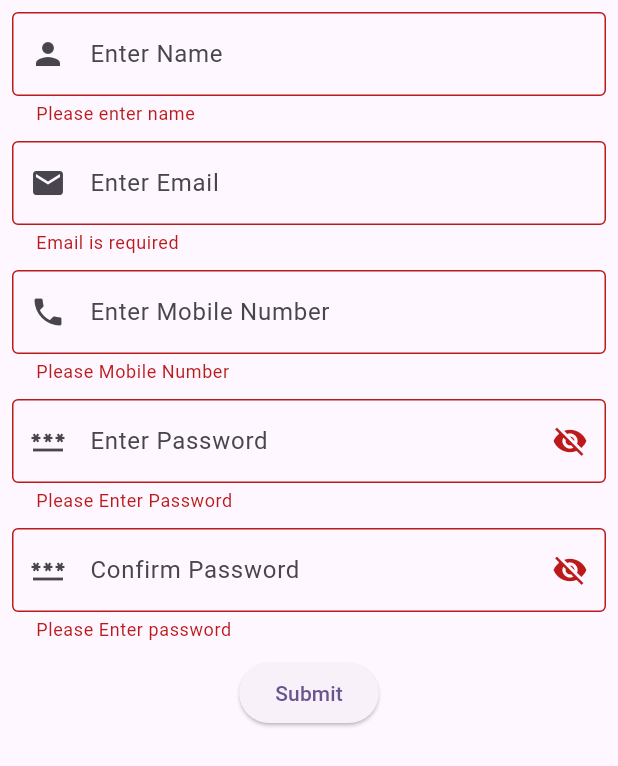
After one commit to nishiket04/Mobile-Training-Flutter-2025, a Flutter app: the TextFieldAndForm screen opened by its route, after a tap on "Submit", on a phone screen of 412 x 824 dp. The commit adds this screen. Shown: the top 766 px of the screen. Run offline on Flutter 3.47's test engine with Material 3 defaults, Android fonts, the phone set to English and light mode, and no system bars.

Commit message:
Text Field and Form task

```diff
--- a/lib/main.dart
+++ b/lib/main.dart
@@ -3,6 +3,7 @@ import 'package:flutter_task/Cupertino/cupertino_task.dart';
 import 'package:flutter_task/dialog_custom_widget/custom_widget_task.dart';
 import 'package:flutter_task/images_fonts/images_fonts_task.dart';
 import 'package:flutter_task/material_widget/material_widget.dart';
+import 'package:flutter_task/text_filed_form/text_field_form.dart';
 
 void main() {
   runApp(const MyApp());
@@ -26,6 +27,7 @@ class MyApp extends StatelessWidget {
         "/materialWidgetView": (context) => const MaterialWidget(),
         "/cupertinoView": (context) => const Cupertino(),
         "/customWidgetView": (context) => const CustomWidgetTask(),
+        "/textFiledAndFormView": (context) => const TextFieldAndForm(),
       },
     );
   }
@@ -86,6 +88,15 @@ class _MyHomePageState extends State<MyHomePage> {
                   backgroundColor: WidgetStatePropertyAll(Colors.cyan),
                 ),
               ),
+              TextButton(
+                onPressed: () {
+                  Navigator.pushNamed(context, '/textFiledAndFormView');
+                },
+                child: Text("Text Filed and Form Task", textAlign: TextAlign.center,style: TextStyle(color: Colors.black87),),
+                style: ButtonStyle(
+                  backgroundColor: WidgetStatePropertyAll(Colors.cyan),
+                ),
+              ),
             ],
           ),
         ),
--- /dev/null
+++ b/lib/text_filed_form/text_field_form.dart
@@ -0,0 +1,180 @@
+import 'package:flutter/material.dart';
+
+class TextFieldAndForm extends StatefulWidget {
+  const TextFieldAndForm({super.key});
+
+  @override
+  State<StatefulWidget> createState() => _TextFiledAndForm();
+}
+
+class _TextFiledAndForm extends State<TextFieldAndForm> {
+  final _formKey = GlobalKey<FormState>();
+  TextEditingController _emailController = TextEditingController();
+  TextEditingController _nameController = TextEditingController();
+  TextEditingController _numberController = TextEditingController();
+  TextEditingController _passwordController = TextEditingController();
+  bool _passwordVisible = false;
+  bool _confirmPasswordVisible = false;
+
+  @override
+  Widget build(BuildContext context) {
+    return SafeArea(
+      child: Scaffold(
+        body: Form(
+          key: _formKey,
+          child: Padding(
+            padding: const EdgeInsets.all(8.0),
+            child: Column(
+              spacing: 10,
+              children: <Widget>[
+                TextFormField(
+                  controller: _nameController,
+                  decoration: InputDecoration(
+                    border: OutlineInputBorder(),
+                    prefixIcon: Icon(Icons.person),
+                    hintText: "Enter Name",
+                  ),
+                  keyboardType: TextInputType.name,
+                  validator: (value) {
+                    if (value == null || value.isEmpty) {
+                      return 'Please enter name';
+                    } else if (!isNameValid(value)) {
+                      return "Please enter valid name";
+                    }
+
+                    return null;
+                  },
+                ),
+                TextFormField(
+                  controller: _emailController,
+                  keyboardType: TextInputType.emailAddress,
+                  decoration: InputDecoration(
+                    prefixIcon: Icon(Icons.email),
+                    border: OutlineInputBorder(),
+                    hintText: "Enter Email",
+                  ),
+                  validator: (value) {
+                    if (value == null || value.isEmpty) {
+                      return "Email is required";
+                    } else if (!isEmailValid(value)) {
+                      return "Enter a valid email address";
+                    }
+                    return null;
+                  },
+                ),
+                TextFormField(
+                  controller: _numberController,
+                  keyboardType: TextInputType.phone,
+                  decoration: InputDecoration(
+                    prefixIcon: Icon(Icons.phone),
+                    border: OutlineInputBorder(),
+                    hintText: "Enter Mobile Number",
+                  ),
+                  validator: (value) {
+                    if (value == null || value.isEmpty) {
+                      return 'Please Mobile Number';
+                    } else if (value.length < 10) {
+                      return "Mobile Number must contain 10 digits";
+                    } else if (!isNumberValid(value)) {
+                      return "Enter Valid number";
+                    }
+                    return null;
+                  },
+                ),
+                TextFormField(
+                  controller: _passwordController,
+                  keyboardType: TextInputType.text,
+                  obscureText: !_passwordVisible,
+                  decoration: InputDecoration(
+                    prefixIcon: Icon(Icons.password),
+                    border: OutlineInputBorder(),
+                    hintText: "Enter Password",
+                    suffixIcon: IconButton(
+                      icon: Icon(
+                        // Based on passwordVisible state choose the icon
+                        _passwordVisible
+                            ? Icons.visibility
+                            : Icons.visibility_off,
+                      ),
+                      onPressed: () {
+                        setState(() {
+                          _passwordVisible = !_passwordVisible;
+                        });
+                      },
+                    ),
+                  ),
+                  validator: (value) {
+                    if (value == null || value.isEmpty) {
+                      return 'Please Enter Password';
+                    } else if (!isPasswordValid(value)) {
+                      return "Password Must contain: \n -> at least one uppercase latter\n -> one lower case latter\n -> one digit and one special character\n -> password length must minimum of 8 character";
+                    }
+                    return null;
+                  },
+                ),
+                TextFormField(
+                  keyboardType: TextInputType.text,
+                  obscureText: !_confirmPasswordVisible,
+                  decoration: InputDecoration(
+                    prefixIcon: Icon(Icons.password),
+                    border: OutlineInputBorder(),
+                    hintText: "Confirm Password ",
+                    suffixIcon: IconButton(
+                      icon: Icon(
+                        // Based on passwordVisible state choose the icon
+                        _confirmPasswordVisible
+                            ? Icons.visibility
+                            : Icons.visibility_off,
+                      ),
+                      onPressed: () {
+                        setState(() {
+                          _confirmPasswordVisible = !_confirmPasswordVisible;
+                        });
+                      },
+                    ),
+                  ),
+                  validator: (value) {
+                    if (value == null || value.isEmpty) {
+                      return "Please Enter password";
+                    } else if (value != _passwordController.text) {
+                      return "Confirm Password doesn't match with entered password";
+                    }
+                    return null;
+                  },
+                ),
+                ElevatedButton(
+                  onPressed: () {
+                    if (_formKey.currentState!.validate()) {
+                      ScaffoldMessenger.of(context).showSnackBar(
+                        const SnackBar(content: Text('Processing Data')),
+                      );
+                    }
+                  },
+                  child: Text("Submit"),
+                ),
+              ],
+            ),
+          ),
+        ),
+      ),
+    );
+  }
+
+  bool isEmailValid(String email) {
+    return RegExp(r'^[\w-\.]+@[a-zA-Z]+\.[a-zA-Z]{2,}$').hasMatch(email);
+  }
+
+  bool isNameValid(String name) {
+    return RegExp(r"^[A-Za-z]+(?: [A-Za-z]+)*$").hasMatch(name);
+  }
+
+  bool isNumberValid(String number) {
+    return RegExp(r'^[0-9]+$').hasMatch(number);
+  }
+
+  bool isPasswordValid(String password) {
+    return RegExp(
+      r'^(?=.*?[A-Z])(?=.*?[a-z])(?=.*?[0-9])(?=.*?[!@#\$&*~]).{8,}$',
+    ).hasMatch(password);
+  }
+}
```
